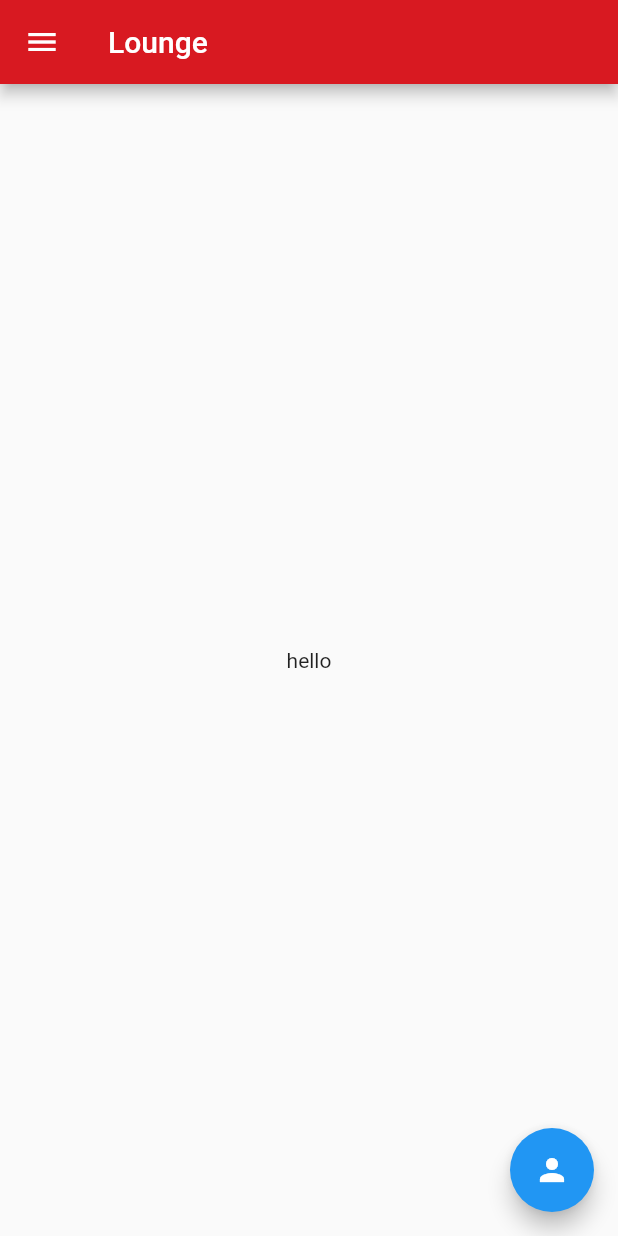
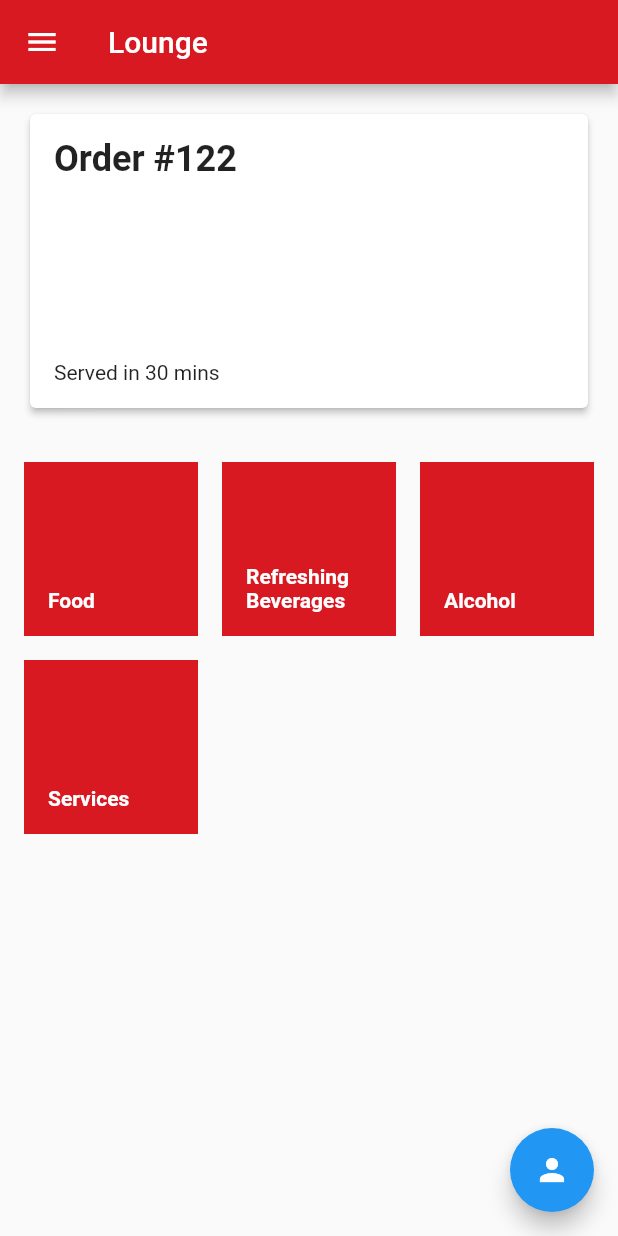
Before and after one commit to michaellimair/tartan2020_emirates_userapp, a Flutter app: the screen it shows after launch, on a phone screen of 412 x 824 dp. Run offline on Flutter 3.47's test engine with Material 2 defaults, Android fonts, the light colour scheme and no system bars; our stand-ins replace bloc, firebase_messaging, flutter_bloc; accounts and stored records are empty.

Commit message:
create lounge screen

```diff
--- a/lib/screens/home/components/body.dart
+++ b/lib/screens/home/components/body.dart
@@ -3,6 +3,67 @@ import 'package:flutter/material.dart';
 class Body extends StatelessWidget {
   @override
   Widget build(BuildContext context) {
-    return Center(child: Text('hello'),);
+    return CustomScrollView(
+      slivers: <Widget>[
+        SliverPadding(
+          padding: EdgeInsets.all(16),
+          sliver: SliverToBoxAdapter(
+            child: Card(
+              elevation: 2,
+              child: Padding(
+                padding: const EdgeInsets.all(16.0),
+                child: Column(
+                  crossAxisAlignment: CrossAxisAlignment.start,
+                  children: <Widget>[
+                    Text(
+                      'Order #122',
+                      style: TextStyle(
+                        fontWeight: FontWeight.bold,
+                        fontSize: 24
+                      ),
+                    ),
+                    SizedBox(height: 120),
+                    Text('Served in 30 mins')
+                  ],
+                ),
+              )
+            )
+          ),
+        ),
+        SliverPadding(
+          padding: EdgeInsets.all(16),
+          sliver: SliverGrid.count(
+            mainAxisSpacing: 16,
+            crossAxisSpacing: 16,
+            crossAxisCount: 3,
+            children: <Widget>[
+              ItemCategory(category: 'Food',),
+              ItemCategory(category: 'Refreshing Beverages',),
+              ItemCategory(category: 'Alcohol',),
+              ItemCategory(category: 'Services',),
+            ],
+          ),
+        )
+      ],
+    );
   }
 }
+
+class ItemCategory extends StatelessWidget {
+  const ItemCategory({
+    Key key,
+    @required this.category
+  }) : super(key: key);
+
+  final String category;
+
+  @override
+  Widget build(BuildContext context) {
+    return Container(
+      color: Theme.of(context).primaryColor,
+      padding: EdgeInsets.all(16),
+      alignment: Alignment.bottomLeft,
+      child: Text(category, style: TextStyle(fontWeight: FontWeight.bold, color: Colors.white,)),
+    );
+  }
+}
```
